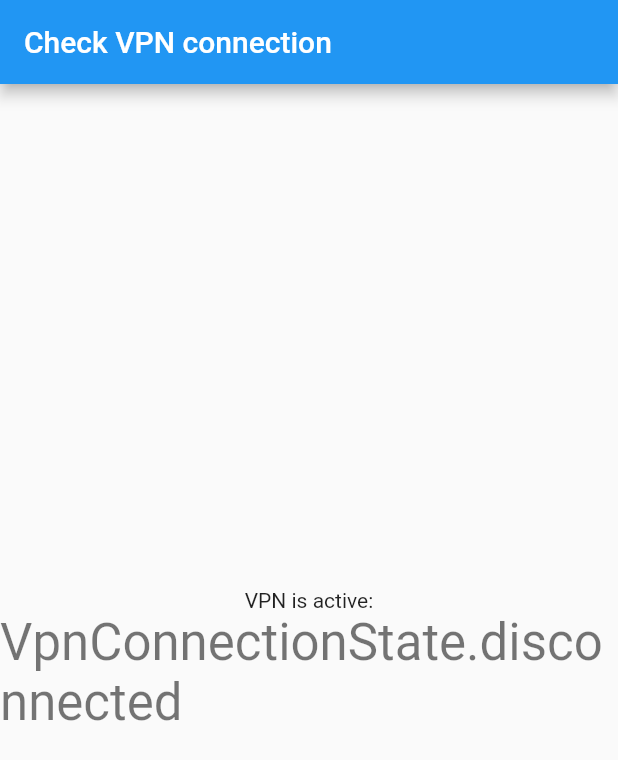
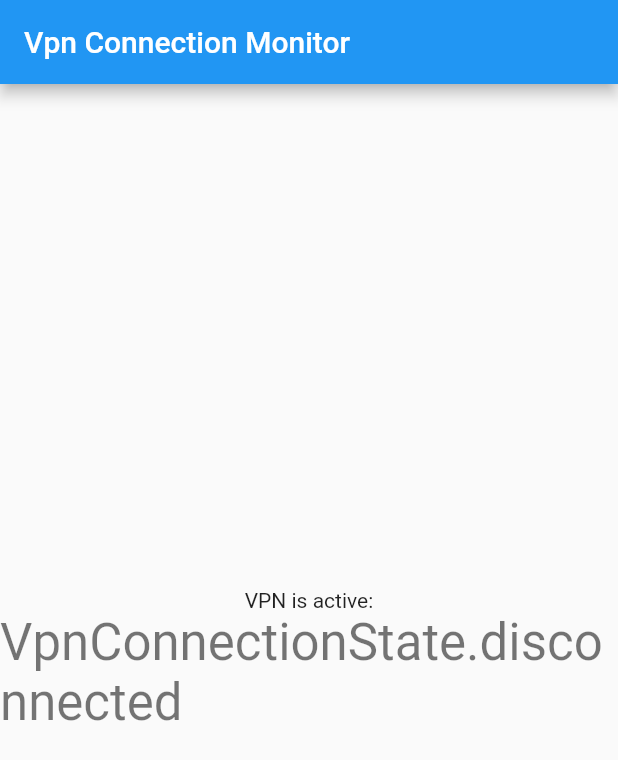
Before and after one commit to bazl-E/Vpn_connection_monitor, a Flutter app: the screen it shows after launch, on a phone screen of 412 x 824 dp. Shown: the top 760 px of the screen. Run offline on Flutter 3.47's test engine with Material 2 defaults, Android fonts, the phone set to English and light mode, and no system bars; our stand-ins replace connectivity_plus.

Commit message:
Example app improved

```diff
--- a/example/lib/main.dart
+++ b/example/lib/main.dart
@@ -36,7 +36,7 @@ class _MyHomePageState extends State<MyHomePage> {
   Widget build(BuildContext context) {
     return Scaffold(
       appBar: AppBar(
-        title: const Text("Check VPN connection"),
+        title: const Text("Vpn Connection Monitor"),
       ),
       body: Center(
         child: Column(
```
